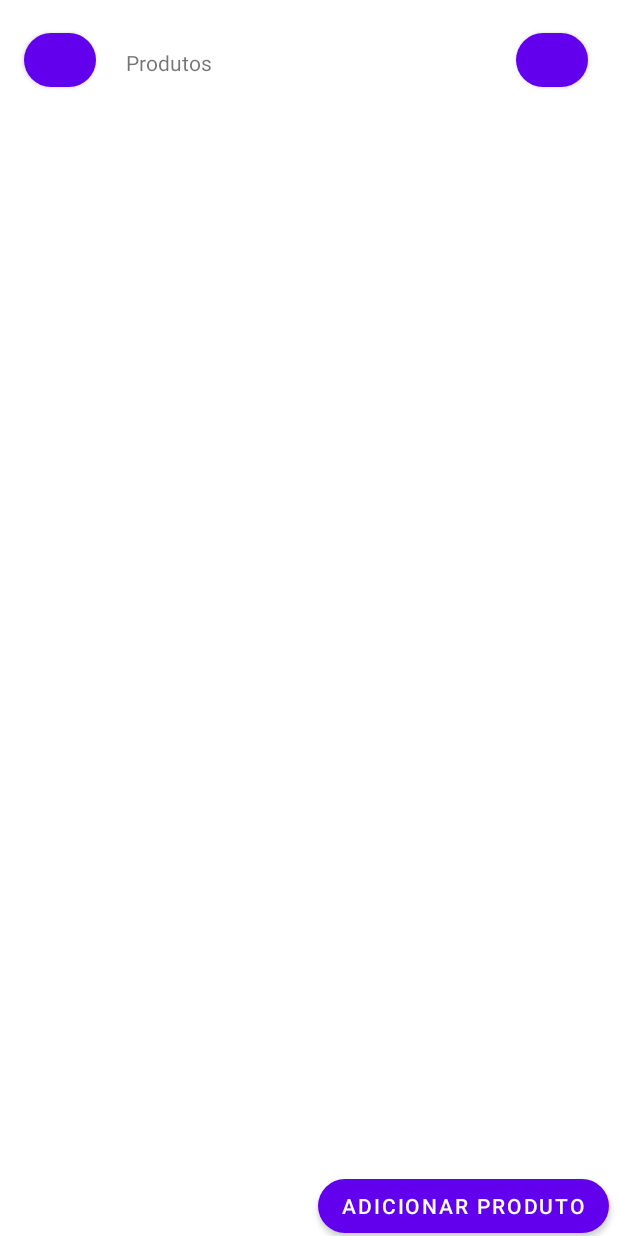
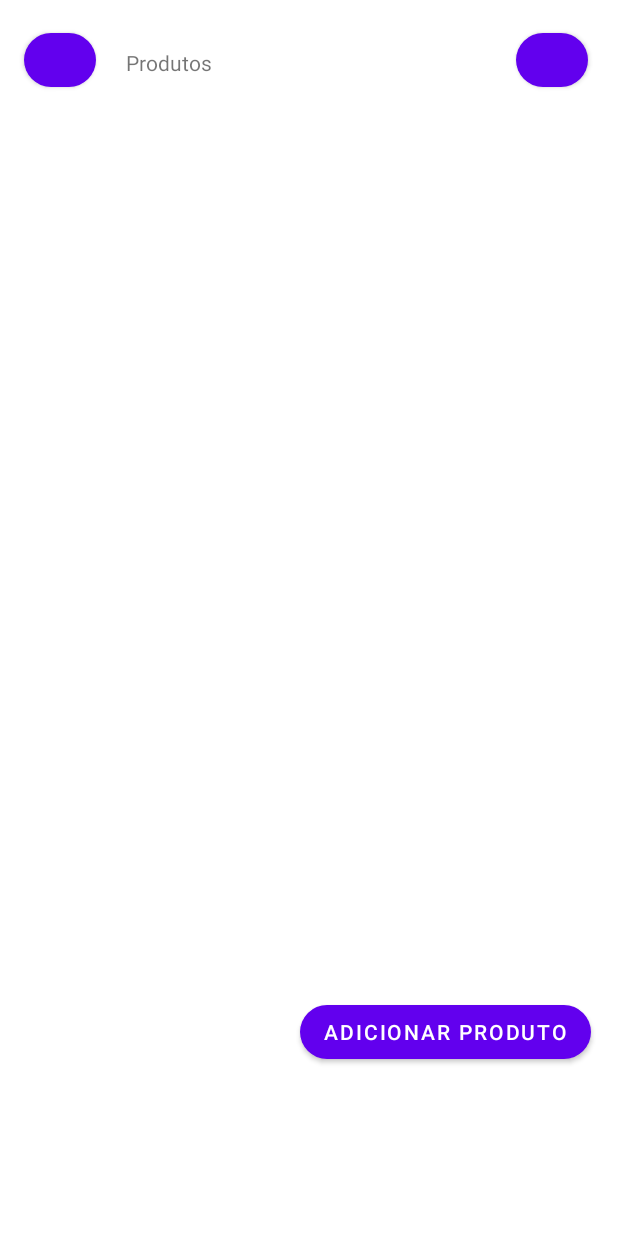
Before and after one commit to carolinenandes/Capitale, an Android app: the ProdActivity screen opened directly, with no data from a screen before it, on a phone screen of 412 x 824 dp. Run offline under Robolectric (Android 15) with nearby library versions, the phone set to English and light mode, and no system bars; 1 statement that could not run was skipped.

Commit message:
initial branch commit

```diff
--- a/app/src/main/res/layout/activity_prod.xml
+++ b/app/src/main/res/layout/activity_prod.xml
@@ -54,8 +54,8 @@
         android:id="@+id/btnAddProd"
         android:layout_width="wrap_content"
         android:layout_height="wrap_content"
-        android:layout_marginStart="212dp"
-        android:layout_marginTop="780dp"
+        android:layout_marginStart="200dp"
+        android:layout_marginTop="664dp"
         android:text="@string/btnAddProd"
         app:cornerRadius="100dp"
         app:layout_constraintStart_toStartOf="parent"
```
Also changed, not shown: app/src/main/java/com/example/tcc20/Login.java (added, +65 -0 lines).
